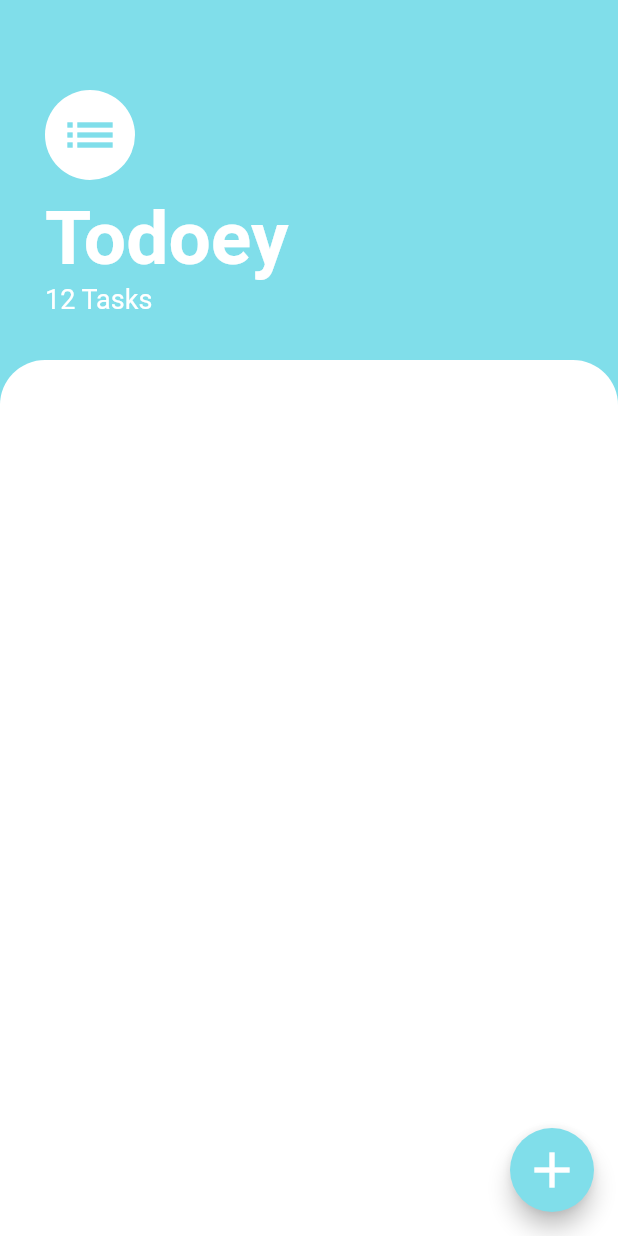
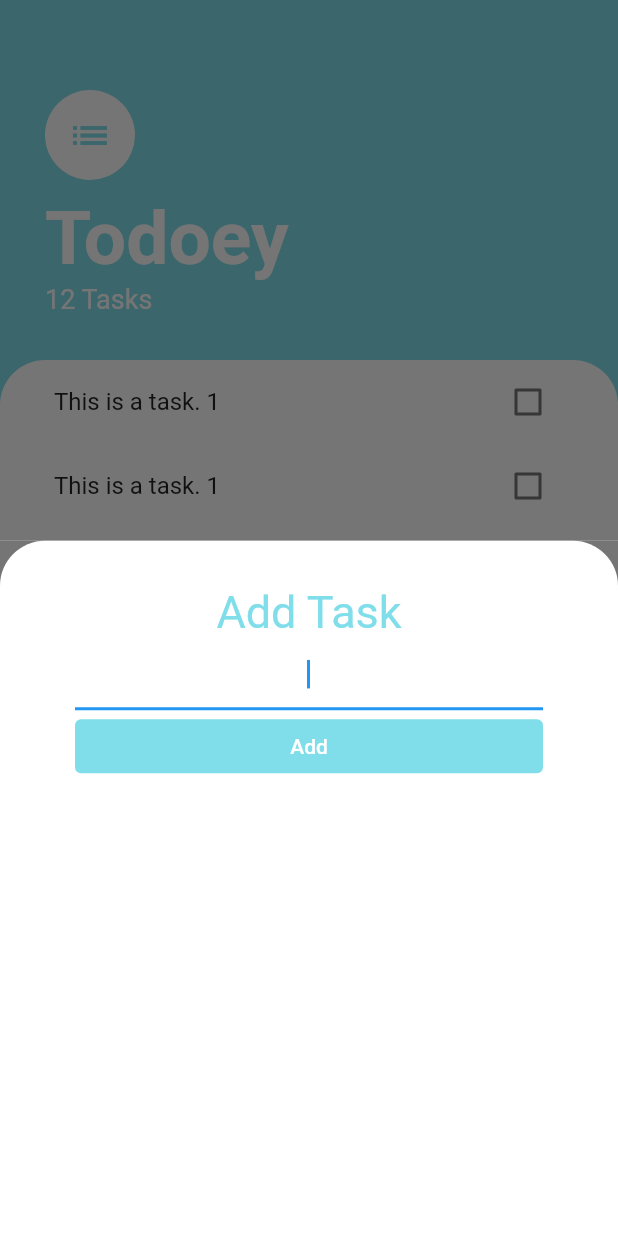
Before and after one commit to iam149cm/flutter, a Flutter app: the screen it shows after launch, after a tap on the "add" icon, on a phone screen of 412 x 824 dp. Run offline on Flutter 3.47's test engine with Material 2 defaults, Android fonts, the light colour scheme and no system bars; our stand-ins replace animated_text_kit, audioplayers, cloud_firestore, firebase_auth, firebase_core, flutter_dotenv and 6 more; accounts and stored records are empty.

Commit message:
add modal bottom sheet for text input

```diff
--- /dev/null
+++ b/20_todoey/lib/screens/add_task_screen.dart
@@ -0,0 +1,48 @@
+import 'package:flutter/material.dart';
+
+class AddTaskScreen extends StatelessWidget {
+  const AddTaskScreen({Key? key}) : super(key: key);
+
+  @override
+  Widget build(BuildContext context) {
+    return Container(
+      color: Color(0xff757575),
+      child: Container(
+        padding: EdgeInsets.symmetric(horizontal: 50, vertical: 30),
+        decoration: BoxDecoration(
+            color: Colors.white,
+            borderRadius: BorderRadius.only(
+              topRight: Radius.circular(30),
+              topLeft: Radius.circular(30),
+            )),
+        child: Column(
+          crossAxisAlignment: CrossAxisAlignment.stretch,
+          children: [
+            Text(
+              'Add Task',
+              style: TextStyle(
+                fontSize: 30,
+                color: Colors.cyan.shade200,
+              ),
+              textAlign: TextAlign.center,
+            ),
+            TextField(
+              autofocus: true,
+              textAlign: TextAlign.center,
+            ),
+            TextButton(
+              child: Text(
+                'Add',
+                style: TextStyle(color: Colors.white),
+              ),
+              style: ButtonStyle(
+                  backgroundColor: MaterialStateColor.resolveWith(
+                      (states) => Colors.cyan.shade200)),
+              onPressed: () {},
+            ),
+          ],
+        ),
+      ),
+    );
+  }
+}
--- a/20_todoey/lib/screens/tasks_screen.dart
+++ b/20_todoey/lib/screens/tasks_screen.dart
@@ -1,4 +1,6 @@
 import 'package:flutter/material.dart';
+import 'package:todoey/screens/add_task_screen.dart';
+import 'package:todoey/widgets/tasks_list.dart';
 
 class TasksScreen extends StatelessWidget {
   const TasksScreen({Key? key}) : super(key: key);
@@ -11,9 +13,15 @@ class TasksScreen extends StatelessWidget {
         backgroundColor: Colors.cyan.shade200,
         child: Icon(
           Icons.add,
-          size: 40,
         ),
-        onPressed: () {},
+        onPressed: () {
+          // bottomSheet 를 보여준다. builder에는 widget 을 리턴하는 함수가 들어간다
+          showModalBottomSheet(
+            context: context,
+            // isScrollControlled: true,
+            builder: (context) => AddTaskScreen(),
+          );
+        },
       ),
       body: Column(
         crossAxisAlignment: CrossAxisAlignment.start,
@@ -29,7 +37,7 @@ class TasksScreen extends StatelessWidget {
                     child: Icon(
                       Icons.list,
                       color: Colors.cyan.shade200,
-                      size: 40,
+                      size: 30,
                     )),
                 SizedBox(
                   height: 10,
@@ -54,12 +62,14 @@ class TasksScreen extends StatelessWidget {
           ),
           Expanded(
             child: Container(
+              padding: EdgeInsets.symmetric(horizontal: 20),
               decoration: BoxDecoration(
                   color: Colors.white,
                   borderRadius: BorderRadius.only(
                     topLeft: Radius.circular(30),
                     topRight: Radius.circular(30),
                   )),
+              child: TasksList(),
             ),
           )
         ],
--- /dev/null
+++ b/20_todoey/lib/widgets/tasks_list.dart
@@ -0,0 +1,17 @@
+import 'package:flutter/material.dart';
+import 'package:todoey/widgets/tasks_tile.dart';
+
+class TasksList extends StatelessWidget {
+  const TasksList({
+    super.key,
+  });
+
+  @override
+  Widget build(BuildContext context) {
+    return ListView(children: [
+      TaskTile(),
+      TaskTile(),
+      TaskTile(),
+    ]);
+  }
+}
--- /dev/null
+++ b/20_todoey/lib/widgets/tasks_tile.dart
@@ -0,0 +1,22 @@
+import 'package:flutter/material.dart';
+
+class TaskTile extends StatelessWidget {
+  const TaskTile({
+    super.key,
+  });
+
+  @override
+  Widget build(BuildContext context) {
+    return ListTile(
+      // title - 처음에 무엇이 올 것인가
+      title: Text('This is a task. 1'),
+      // trailing - 마지막에 무엇이 올 것인가
+      trailing: Checkbox(
+        value: false,
+        onChanged: (value) {
+          value = true;
+        },
+      ),
+    );
+  }
+}
```
